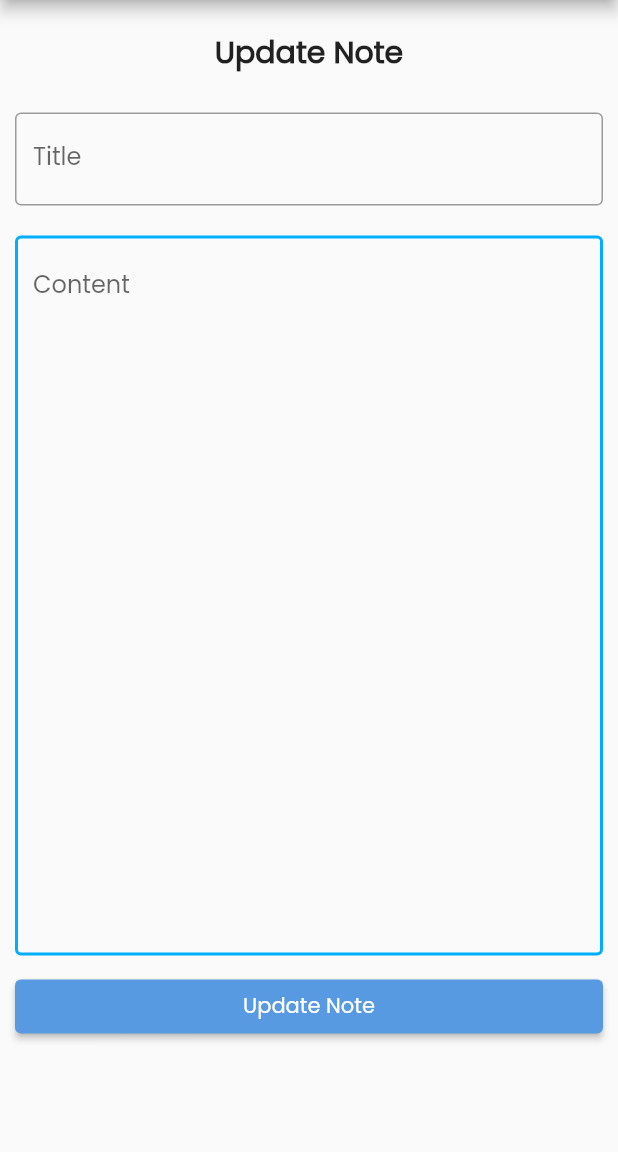
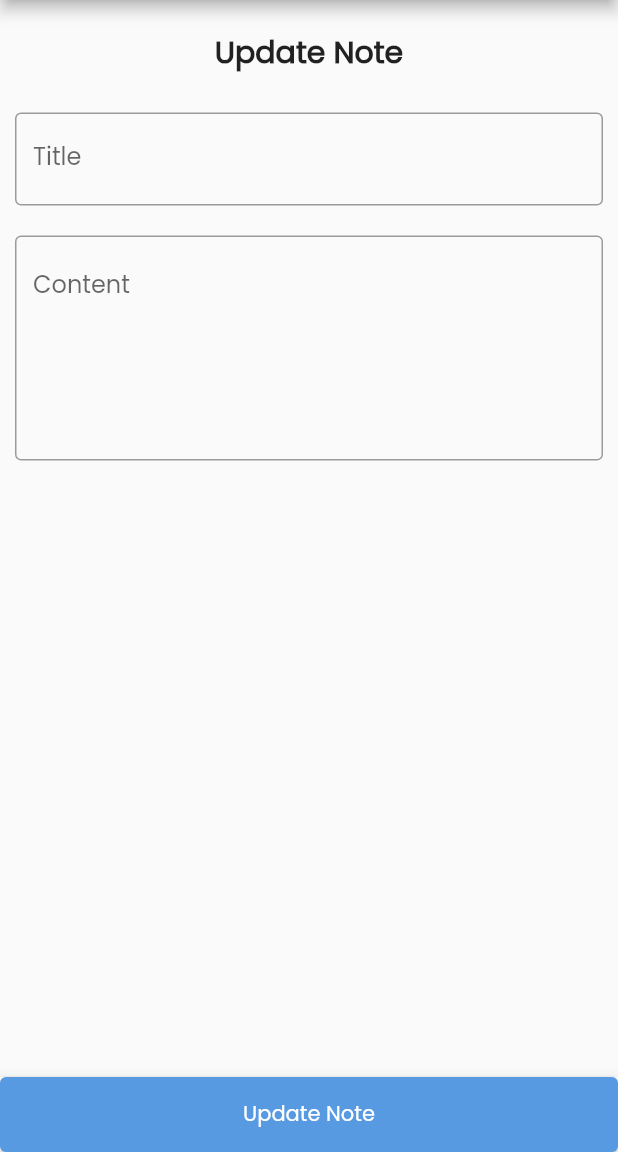
Before and after one commit to ArnNied/inotes-client, a Flutter app: the NoteEditPage screen opened by its route, on a phone screen of 412 x 824 dp, the part 84-1236 px from its top. Run offline on Flutter 3.47's test engine with Material 2 defaults, Android fonts, the phone set to English and light mode, and no system bars; our stand-ins replace flutter_bloc.

Commit message:
add some features

```diff
--- a/lib/pages/note/edit.dart
+++ b/lib/pages/note/edit.dart
@@ -9,13 +9,6 @@
 }
 
 class _NoteEditPageState extends State<NoteEditPage> {
-  // int _counter = 0;
-
-  // void _incrementCounter() {
-  //   setState(() {
-  //     _counter++;
-  //   });
-  // }
 
   @override
   Widget build(BuildContext context) {
@@ -23,15 +16,6 @@
       appBar: const CustomAppBar(),
       body: ListView(
         children: <Widget>[
-            // Container(
-            //   padding: const EdgeInsets.all(10),
-            //   child: TextField(
-            //     decoration: const InputDecoration(
-            //       border: OutlineInputBorder(),
-            //       labelText: 'Title',
-            //     ),
-            //   ),
-            // ),
           Container(
               padding: const EdgeInsets.only(
                 top: 20,
@@ -47,59 +31,65 @@
             padding: const EdgeInsets.all(10),
             child: TextFormField(
               decoration: const InputDecoration(
-                  border: OutlineInputBorder(),
                 labelText: 'Title',
+                border: OutlineInputBorder(
+                  borderSide: BorderSide(
+                    color: Color.fromARGB(255, 0, 174, 255),
+                    width: 2.0,
+                  ),
+                ),
               ),
             ),
           ),
           Container(
             padding: const EdgeInsets.all(10),
             child: TextFormField(
-                maxLines: 20,
+              minLines: 5,
+              maxLines: null,
               decoration: const InputDecoration(
-                  enabledBorder: OutlineInputBorder(
+                hintText: 'Content',
+                border: OutlineInputBorder(
                   borderSide: BorderSide(
-                        color: Color.fromARGB(255, 0, 174, 255), width: 2.0),
+                    color: Color.fromARGB(255, 0, 174, 255),
+                    width: 2.0,
                   ),
-                  focusedBorder: OutlineInputBorder(
-                    borderSide: BorderSide(
-                        color: Color.fromARGB(255, 0, 174, 255), width: 2.0),
                 ),
+                // ),
+                // enabledBorder: OutlineInputBorder(
+                //   borderSide: BorderSide(
+                //       color: Color.fromARGB(255, 0, 174, 255), width: 2.0),
+                // ),
+                // focusedBorder: OutlineInputBorder(
+                //   borderSide: BorderSide(
+                //       color: Color.fromARGB(255, 0, 174, 255), width: 2.0),
+                // ),
                 // labelText: 'Content',
-                  hintText: 'Content',
               ),
             ),
           ),
-            Container(
-                padding: const EdgeInsets.only(left: 10, right: 10),
+          // Container(
+          //     padding: const EdgeInsets.only(left: 10, right: 10),
+          //     child: SizedBox(
+          //       width: 5,
+          //       child: ElevatedButton(
+          //         onPressed: () {},
+          //         child: const Text('Update Note'),
+          //       ),
+          //     )),
+        ],
+      ),
+      bottomNavigationBar: BottomAppBar(
+        child: Container(
+          height: 50,
           child: SizedBox(
             width: 5,
             child: ElevatedButton(
               onPressed: () {},
               child: const Text('Update Note'),
             ),
-                )),
-          ],
-        )
-        // body: Center(
-        //   child: Column(
-        //     mainAxisAlignment: MainAxisAlignment.center,
-        //     children: <Widget>[
-        //       const Text(
-        //         'You have pushed the button this many times:',
-        //       ),
-        //       Text(
-        //         '$_counter',
-        //         style: Theme.of(context).textTheme.headline4,
-        //       ),
-        //     ],
-        //   ),
-        // ),
-        // floatingActionButton: FloatingActionButton(
-        //   onPressed: _incrementCounter,
-        //   tooltip: 'Increment',
-        //   child: const Icon(Icons.add),
-        // ),
+          ),
+        ),
+      ),
     );
   }
 }
```
Also changed, not shown: lib/pages/note/create.dart (+39 -29 lines), lib/pages/note/list.dart (+6 -2 lines). Lines whose indentation alone changed are shown as unchanged.
